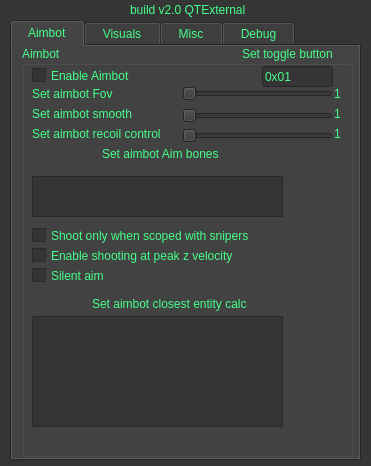
The window that widget.ui (skajuks/QTExternal) describes before a commit, drawn with Qt 5.
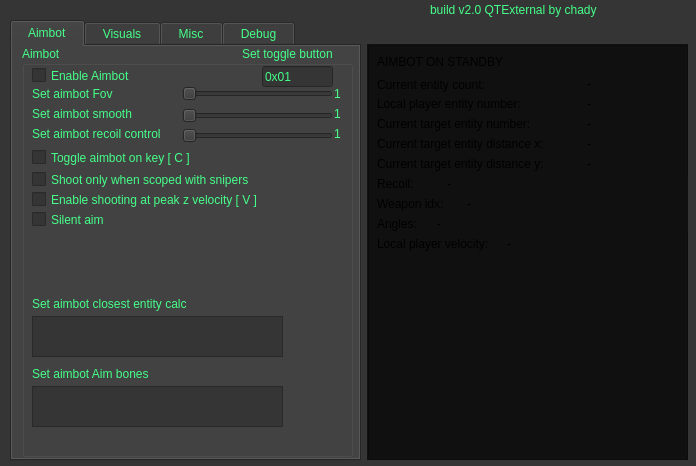
The same window after the commit. The open tabs and pages were chosen to show the change.

Commit message: added aimbot toggle on key, fixed ESP and glow toggle problems

What changed in the file:
```diff
--- a/widget.ui
+++ b/widget.ui
@@ -6,7 +6,7 @@
    <rect>
     <x>0</x>
     <y>0</y>
-    <width>371</width>
+    <width>696</width>
     <height>466</height>
    </rect>
   </property>
@@ -326,14 +326,14 @@
   <widget class="QLabel" name="cheatname">
    <property name="geometry">
     <rect>
-     <x>130</x>
+     <x>430</x>
      <y>0</y>
-     <width>131</width>
+     <width>181</width>
      <height>20</height>
     </rect>
    </property>
    <property name="text">
-    <string>build v2.0 QTExternal</string>
+    <string>build v2.0 QTExternal by chady</string>
    </property>
   </widget>
   <widget class="QTabWidget" name="tabWidget">
@@ -349,7 +349,7 @@
     <enum>QTabWidget::Rounded</enum>
    </property>
    <property name="currentIndex">
-    <number>0</number>
+    <number>1</number>
    </property>
    <widget class="QWidget" name="Aimbot">
     <attribute name="title">
@@ -431,8 +431,8 @@
      <widget class="QLabel" name="label_3">
       <property name="geometry">
        <rect>
-        <x>80</x>
-        <y>100</y>
+        <x>10</x>
+        <y>320</y>
         <width>131</width>
         <height>16</height>
        </rect>
@@ -445,7 +445,7 @@
       <property name="geometry">
        <rect>
         <x>10</x>
-        <y>130</y>
+        <y>340</y>
         <width>251</width>
         <height>41</height>
        </rect>
@@ -455,7 +455,7 @@
       <property name="geometry">
        <rect>
         <x>10</x>
-        <y>220</y>
+        <y>164</y>
         <width>121</width>
         <height>19</height>
        </rect>
@@ -468,7 +468,7 @@
       <property name="geometry">
        <rect>
         <x>10</x>
-        <y>180</y>
+        <y>124</y>
         <width>231</width>
         <height>19</height>
        </rect>
@@ -481,13 +481,13 @@
       <property name="geometry">
        <rect>
         <x>10</x>
-        <y>200</y>
-        <width>231</width>
+        <y>144</y>
+        <width>251</width>
         <height>19</height>
        </rect>
       </property>
       <property name="text">
-       <string>Enable shooting at peak z velocity</string>
+       <string>Enable shooting at peak z velocity [ V ]</string>
       </property>
      </widget>
      <widget class="QLabel" name="label_4">
@@ -538,7 +538,7 @@
      <widget class="QLabel" name="label_5">
       <property name="geometry">
        <rect>
-        <x>70</x>
+        <x>10</x>
         <y>250</y>
         <width>171</width>
         <height>16</height>
@@ -554,7 +554,7 @@
         <x>10</x>
         <y>270</y>
         <width>251</width>
-        <height>111</height>
+        <height>41</height>
        </rect>
       </property>
      </widget>
@@ -632,6 +632,19 @@
        <string>1</string>
       </property>
      </widget>
+     <widget class="QCheckBox" name="toggle_aimbot_on_key">
+      <property name="geometry">
+       <rect>
+        <x>10</x>
+        <y>102</y>
+        <width>191</width>
+        <height>19</height>
+       </rect>
+      </property>
+      <property name="text">
+       <string>Toggle aimbot on key [ C ]</string>
+      </property>
+     </widget>
     </widget>
    </widget>
    <widget class="QWidget" name="Visuals">
@@ -1304,13 +1317,15 @@
     <attribute name="title">
      <string>  Debug  </string>
     </attribute>
+   </widget>
+  </widget>
     <widget class="QFrame" name="frame">
      <property name="geometry">
       <rect>
-       <x>8</x>
-       <y>9</y>
-       <width>331</width>
-       <height>401</height>
+     <x>367</x>
+     <y>44</y>
+     <width>321</width>
+     <height>416</height>
       </rect>
      </property>
      <property name="styleSheet">
@@ -1457,7 +1472,7 @@
        <rect>
         <x>10</x>
         <y>10</y>
-        <width>141</width>
+      <width>301</width>
         <height>16</height>
        </rect>
       </property>
@@ -1568,8 +1583,6 @@
       <property name="text">
        <string>-</string>
       </property>
-     </widget>
-    </widget>
    </widget>
   </widget>
  </widget>
```
Lines whose indentation alone changed are shown as unchanged. The commit also changes 5 other files.
